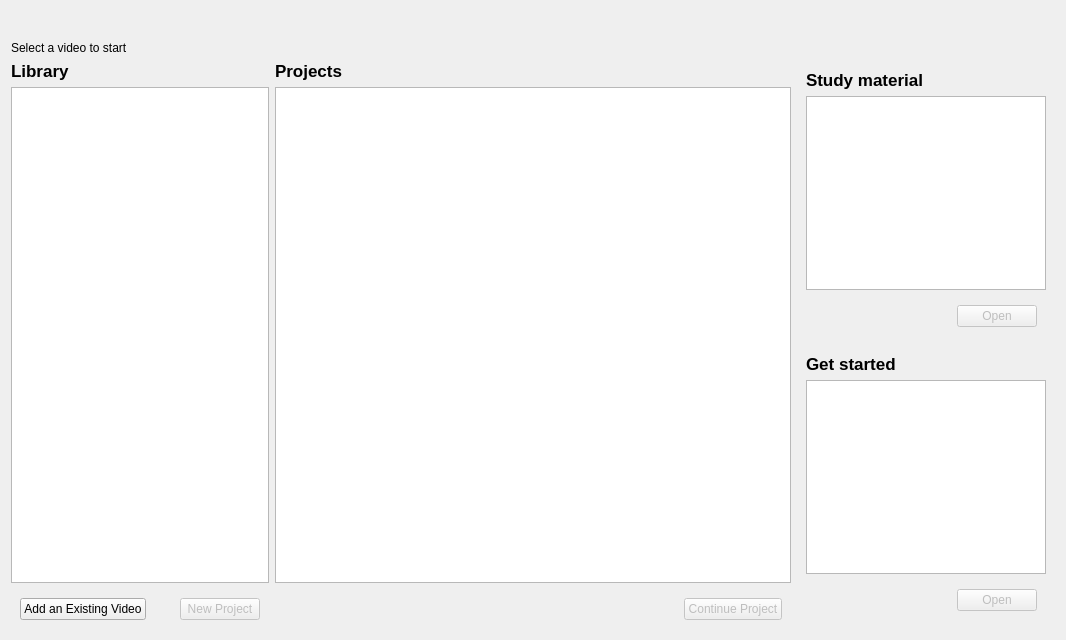
First picture: the form in components/startpage/lib/startpage.ui, repository artm/WatchThatSound3, before the edit.
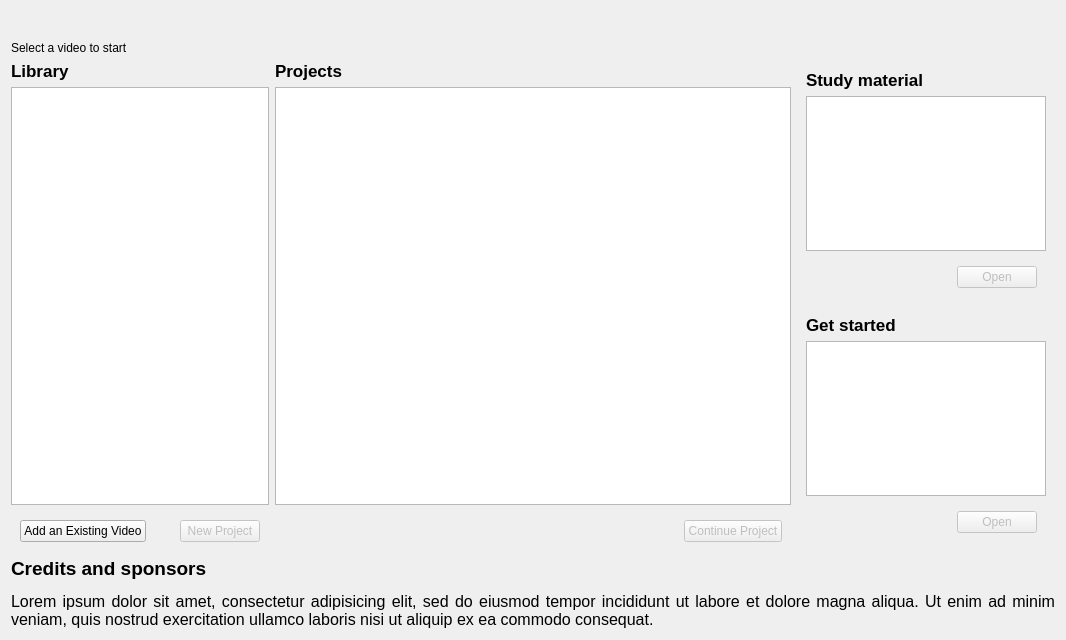
Second picture: the form after the edit.

Commit message: label for sponsors in the start page

The edit to the form file:
```diff
--- a/components/startpage/lib/startpage.ui
+++ b/components/startpage/lib/startpage.ui
@@ -558,6 +558,24 @@
      </layout>
     </widget>
    </item>
+   <item>
+    <widget class="QLabel" name="sponsors">
+     <property name="text">
+      <string>&lt;!DOCTYPE HTML PUBLIC &quot;-//W3C//DTD HTML 4.0//EN&quot; &quot;http://www.w3.org/TR/REC-html40/strict.dtd&quot;&gt;
+&lt;html&gt;&lt;head&gt;&lt;meta name=&quot;qrichtext&quot; content=&quot;1&quot; /&gt;&lt;style type=&quot;text/css&quot;&gt;
+p, li { white-space: pre-wrap; }
+&lt;/style&gt;&lt;/head&gt;&lt;body style=&quot; font-family:'Lucida Grande'; font-size:13pt; font-weight:400; font-style:normal;&quot;&gt;
+&lt;p style=&quot; margin-top:14px; margin-bottom:12px; margin-left:0px; margin-right:0px; -qt-block-indent:0; text-indent:0px;&quot;&gt;&lt;span style=&quot; font-size:14pt; font-weight:600;&quot;&gt;Credits and sponsors&lt;/span&gt;&lt;/p&gt;
+&lt;p align=&quot;justify&quot; style=&quot; margin-top:12px; margin-bottom:12px; margin-left:0px; margin-right:0px; -qt-block-indent:0; text-indent:0px;&quot;&gt;&lt;span style=&quot; font-size:12pt;&quot;&gt;Lorem ipsum dolor sit amet, consectetur adipisicing elit, sed do eiusmod tempor incididunt ut labore et dolore magna aliqua. Ut enim ad minim veniam, quis nostrud exercitation ullamco laboris nisi ut aliquip ex ea commodo consequat.&lt;/span&gt;&lt;/p&gt;&lt;/body&gt;&lt;/html&gt;</string>
+     </property>
+     <property name="textFormat">
+      <enum>Qt::AutoText</enum>
+     </property>
+     <property name="wordWrap">
+      <bool>true</bool>
+     </property>
+    </widget>
+   </item>
   </layout>
  </widget>
  <resources/>
```
Left out of the diff: 3 changed lines with no effect on the pictures.
